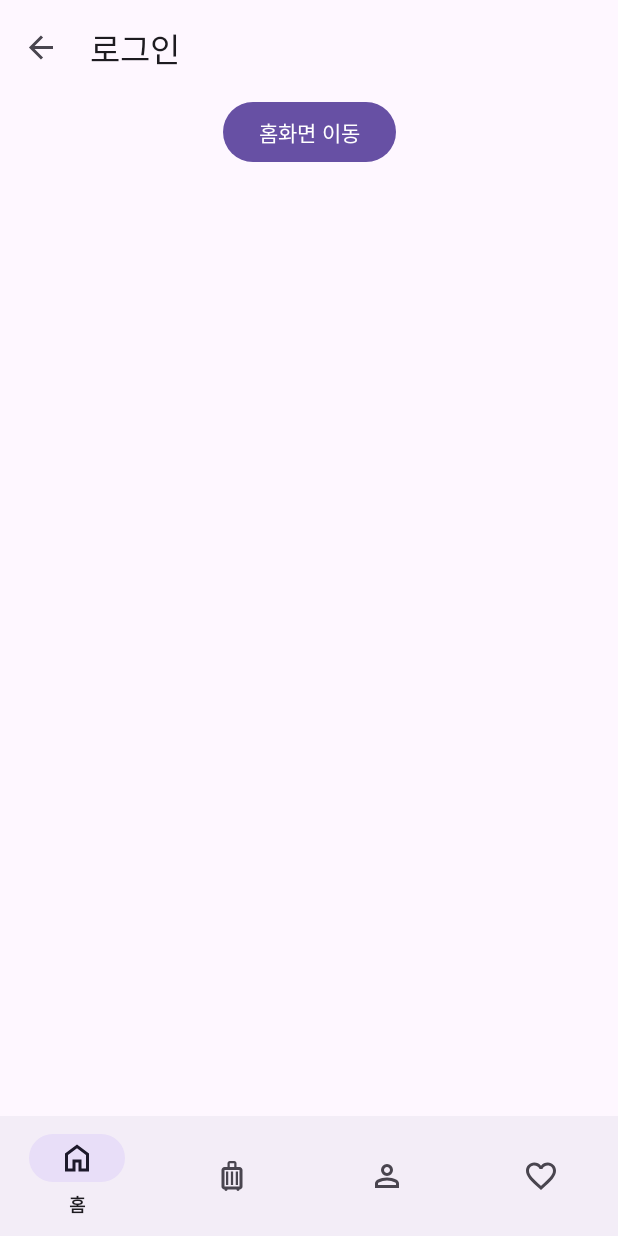
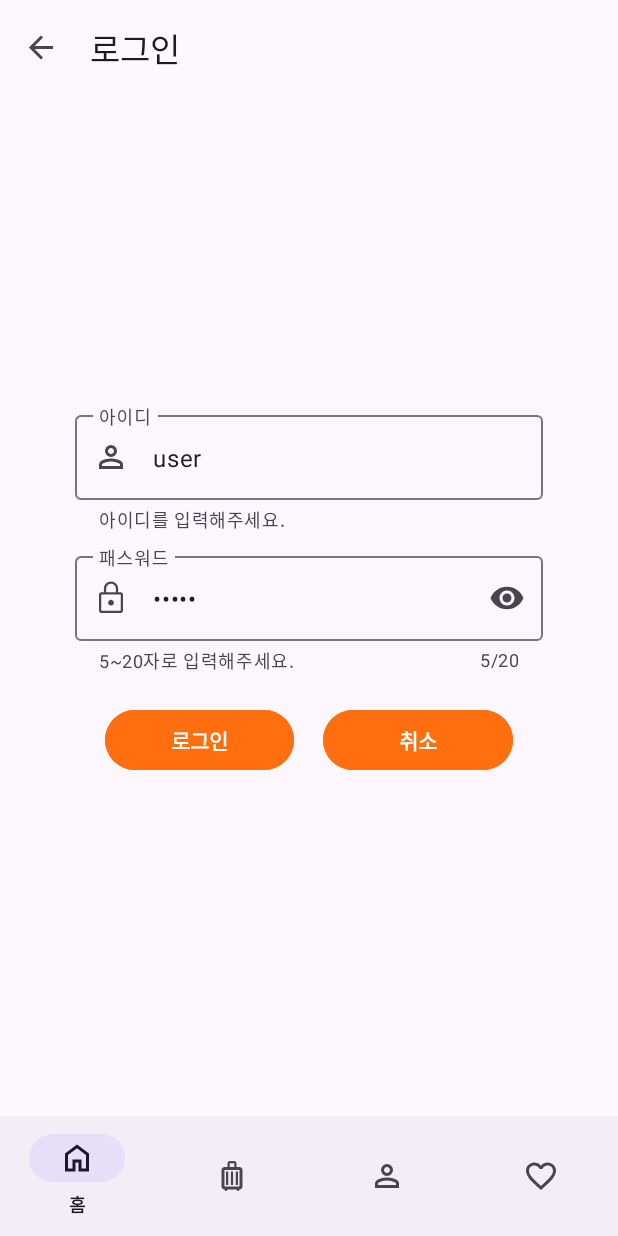
Before and after one commit to decagramaton/SecondMiniProject, an Android app: the screen it shows after launch (MainActivity), after a tap on "로그인", on a phone screen of 412 x 824 dp. Run offline under Robolectric (Android 15) with nearby library versions, the phone set to English and light mode, and no system bars; our stand-ins replace navigation-ui.

Commit message:
[Feat] 로그인 정적 페이지 구현 및 로그인 상태에 따라 Home Appbar icon 변경

```diff
--- a/app/build.gradle.kts
+++ b/app/build.gradle.kts
@@ -44,6 +44,10 @@ dependencies {
     implementation("androidx.navigation:navigation-fragment:2.6.0")
     implementation("androidx.navigation:navigation-ui:2.6.0")
 
+    implementation("com.squareup.retrofit2:retrofit:2.9.0")
+    implementation("com.squareup.retrofit2:converter-gson:2.9.0")
+    implementation("com.github.bumptech.glide:glide:4.16.0")
+
     modules {
         module("org.jetbrains.kotlin:kotlin-stdlib-jdk7") {
             replacedBy("org.jetbrains.kotlin:kotlin-stdlib", "kotlin-stdlib-jdk7 is now part of kotlin-stdlib")
--- /dev/null
+++ b/app/src/main/java/com/example/secondminiproject/datastore/AppKeyValueStore.java
@@ -0,0 +1,34 @@
+package com.example.secondminiproject.datastore;
+
+import android.app.Activity;
+import android.content.Context;
+import android.content.SharedPreferences;
+
+public class AppKeyValueStore {
+    private static SharedPreferences sharedPreferences;
+
+    private static SharedPreferences getSharedPreferences(Context context) {
+        if(sharedPreferences == null) {
+            sharedPreferences = context.getSharedPreferences("settings", Activity.MODE_PRIVATE);
+        }
+        return sharedPreferences;
+    }
+
+    public static void put(Context context, String key, String value) {
+        getSharedPreferences(context)
+                .edit()
+                .putString(key, value)
+                .apply();
+    }
+
+    public static String getValue(Context context, String key) {
+        return getSharedPreferences(context).getString(key, null);
+    }
+
+    public static void remove(Context context, String key) {
+        getSharedPreferences(context)
+                .edit()
+                .remove(key)
+                .apply();
+    }
+}
--- a/app/src/main/java/com/example/secondminiproject/ui/HomeFragment.java
+++ b/app/src/main/java/com/example/secondminiproject/ui/HomeFragment.java
@@ -17,12 +17,10 @@ import android.view.MenuItem;
 import android.view.View;
 import android.view.ViewGroup;
 
-import com.example.secondminiproject.MainActivity;
 import com.example.secondminiproject.R;
-import com.example.secondminiproject.databinding.ActivityMainBinding;
 import com.example.secondminiproject.databinding.FragmentHomeBinding;
+import com.example.secondminiproject.datastore.AppKeyValueStore;
 import com.example.secondminiproject.dto.Product;
-import com.example.secondminiproject.recyclerview.ProductAdapter;
 
 import java.util.Random;
 
@@ -52,6 +50,19 @@ public class HomeFragment extends Fragment {
             public void onCreateMenu(@NonNull Menu menu, @NonNull MenuInflater menuInflater) {
                 // Step1. Menu Layout 인플레이션화.
                 menuInflater.inflate(R.menu.home_head_menu, menu);
+
+                String mid = AppKeyValueStore.getValue(getContext(), "mid");
+                if(mid == null) {
+                    menu.findItem(R.id.item_home_login).setVisible(true);
+                    menu.findItem(R.id.item_home_logout).setVisible(false);
+                    menu.findItem(R.id.item_home_my_page).setVisible(false);
+                } else {
+                    menu.findItem(R.id.item_home_login).setVisible(false);
+                    menu.findItem(R.id.item_home_logout).setVisible(true);
+                    menu.findItem(R.id.item_home_my_page).setVisible(true);
+                }
+
+
             }
 
             @Override
@@ -63,8 +74,10 @@ public class HomeFragment extends Fragment {
                 } else if (menuItem.getItemId() == R.id.item_home_login) {
                     navController.navigate(R.id.action_dest_home_to_dest_login);
                     return true;
-                } else if (menuItem.getItemId() == R.id.item_home_product_list) {
-                    navController.navigate(R.id.action_dest_home_to_dest_product_list);
+                } else if (menuItem.getItemId() == R.id.item_home_logout) {
+                    AppKeyValueStore.remove(getContext(), "mid");
+                    AppKeyValueStore.remove(getContext(), "mpassword");
+                    getActivity().invalidateMenu();
                     return true;
                 } else if (menuItem.getItemId() == R.id.item_home_my_page) {
                     navController.navigate(R.id.action_dest_home_to_dest_my_page);
--- a/app/src/main/java/com/example/secondminiproject/ui/LoginFragment.java
+++ b/app/src/main/java/com/example/secondminiproject/ui/LoginFragment.java
@@ -13,6 +13,7 @@ import android.view.ViewGroup;
 import com.example.secondminiproject.R;
 import com.example.secondminiproject.databinding.FragmentHomeBinding;
 import com.example.secondminiproject.databinding.FragmentLoginBinding;
+import com.example.secondminiproject.datastore.AppKeyValueStore;
 
 public class LoginFragment extends Fragment {
 
@@ -24,13 +25,25 @@ public class LoginFragment extends Fragment {
         binding = FragmentLoginBinding.inflate(getLayoutInflater());
         navController = NavHostFragment.findNavController(this);
 
-        initBtnHome();
+        initBtnLogin();
+        initBtnCancel();
 
         return binding.getRoot();
     }
 
-    private void initBtnHome() {
-        binding.btnLoginHome.setOnClickListener(v->{
+    private void initBtnLogin() {
+        binding.btnLogin.setOnClickListener(v->{
+            // 정적 페이시 개발 시, 로그인 성공 시나리오로 구현한 코드
+            // DB 연결 시 변경 필요
+            AppKeyValueStore.put(getContext(), "mid", "user");
+            AppKeyValueStore.put(getContext(), "mpassword", "12345");
+
+            navController.popBackStack();
+        });
+    }
+
+    private void initBtnCancel() {
+        binding.btnCancel.setOnClickListener(v->{
             navController.popBackStack();
         });
     }
--- a/app/src/main/java/com/example/secondminiproject/recyclerview/ProductAdapter.java
+++ b/app/src/main/java/com/example/secondminiproject/ui/ProductAdapter.java
@@ -1,4 +1,4 @@
-package com.example.secondminiproject.recyclerview;
+package com.example.secondminiproject.ui;
 
 import android.view.LayoutInflater;
 import android.view.View;
--- a/app/src/main/java/com/example/secondminiproject/recyclerview/ProductViewHolder.java
+++ b/app/src/main/java/com/example/secondminiproject/ui/ProductViewHolder.java
@@ -1,4 +1,4 @@
-package com.example.secondminiproject.recyclerview;
+package com.example.secondminiproject.ui;
 
 import android.view.View;
 import android.widget.ImageView;
--- /dev/null
+++ b/app/src/main/res/drawable/ic_lock_24dp.xml
@@ -0,0 +1,10 @@
+<vector xmlns:android="http://schemas.android.com/apk/res/android"
+    android:width="24dp"
+    android:height="24dp"
+    android:viewportWidth="960"
+    android:viewportHeight="960"
+    android:tint="?attr/colorControlNormal">
+  <path
+      android:fillColor="@android:color/white"
+      android:pathData="M220,880Q195.25,880 177.63,862.38Q160,844.75 160,820L160,386Q160,361.25 177.63,343.63Q195.25,326 220,326L290,326L290,230Q290,151.15 345.61,95.58Q401.21,40 480.11,40Q559,40 614.5,95.58Q670,151.15 670,230L670,326L740,326Q764.75,326 782.38,343.63Q800,361.25 800,386L800,820Q800,844.75 782.38,862.38Q764.75,880 740,880L220,880ZM220,820L740,820Q740,820 740,820Q740,820 740,820L740,386Q740,386 740,386Q740,386 740,386L220,386Q220,386 220,386Q220,386 220,386L220,820Q220,820 220,820Q220,820 220,820ZM480.17,680Q512,680 534.5,657.97Q557,635.94 557,605Q557,575 534.33,550.5Q511.66,526 479.83,526Q448,526 425.5,550.5Q403,575 403,605.5Q403,636 425.67,658Q448.34,680 480.17,680ZM350,326L610,326L610,230Q610,175.83 572.12,137.92Q534.23,100 480.12,100Q426,100 388,137.92Q350,175.83 350,230L350,326ZM220,820Q220,820 220,820Q220,820 220,820L220,386Q220,386 220,386Q220,386 220,386L220,386Q220,386 220,386Q220,386 220,386L220,820Q220,820 220,820Q220,820 220,820L220,820Z"/>
+</vector>
--- /dev/null
+++ b/app/src/main/res/drawable/ic_logout_24dp.xml
@@ -0,0 +1,11 @@
+<vector xmlns:android="http://schemas.android.com/apk/res/android"
+    android:width="24dp"
+    android:height="24dp"
+    android:viewportWidth="960"
+    android:viewportHeight="960"
+    android:tint="?attr/colorControlNormal"
+    android:autoMirrored="true">
+  <path
+      android:fillColor="@android:color/white"
+      android:pathData="M180,840Q156,840 138,822Q120,804 120,780L120,180Q120,156 138,138Q156,120 180,120L479,120L479,180L180,180Q180,180 180,180Q180,180 180,180L180,780Q180,780 180,780Q180,780 180,780L479,780L479,840L180,840ZM666,655L623,612L725,510L360,510L360,450L723,450L621,348L664,305L840,481L666,655Z"/>
+</vector>
--- a/app/src/main/res/layout/fragment_login.xml
+++ b/app/src/main/res/layout/fragment_login.xml
@@ -6,12 +6,88 @@
     android:layout_height="match_parent"
     tools:context=".ui.LoginFragment">
 
-    <Button
-        android:id="@+id/btn_login_home"
-        android:layout_width="wrap_content"
+    <LinearLayout
+        android:layout_width="match_parent"
         android:layout_height="wrap_content"
-        android:text="홈화면 이동"
+        android:layout_margin="50dp"
+        android:orientation="vertical"
+        app:layout_constraintBottom_toBottomOf="parent"
         app:layout_constraintEnd_toEndOf="parent"
         app:layout_constraintStart_toStartOf="parent"
-        tools:layout_editor_absoluteY="100dp" />
+        app:layout_constraintTop_toTopOf="parent">
+
+        <com.google.android.material.textfield.TextInputLayout
+            android:id="@+id/midLayout"
+            android:layout_width="match_parent"
+            android:layout_height="wrap_content"
+            android:hint="아이디"
+            app:endIconMode="clear_text"
+            app:errorEnabled="true"
+            app:helperText="아이디를 입력해주세요."
+            app:helperTextEnabled="true"
+            app:startIconDrawable="@drawable/ic_person_24dp">
+
+            <com.google.android.material.textfield.TextInputEditText
+                android:id="@+id/mid"
+                android:layout_width="match_parent"
+                android:layout_height="wrap_content"
+                android:imeOptions="actionSearch"
+                android:inputType="textEmailAddress"
+                android:text="user" />
+        </com.google.android.material.textfield.TextInputLayout>
+
+        <com.google.android.material.textfield.TextInputLayout
+            android:id="@+id/mpasswordLayout"
+            android:layout_width="match_parent"
+            android:layout_height="wrap_content"
+            android:layout_marginTop="10dp"
+            android:hint="패스워드"
+            app:counterEnabled="true"
+            app:counterMaxLength="20"
+            app:endIconMode="password_toggle"
+            app:errorEnabled="true"
+            app:helperText="5~20자로 입력해주세요."
+            app:helperTextEnabled="true"
+            app:startIconDrawable="@drawable/ic_lock_24dp">
+
+            <com.google.android.material.textfield.TextInputEditText
+                android:id="@+id/mpassword"
+                android:layout_width="match_parent"
+                android:layout_height="wrap_content"
+                android:inputType="textPassword"
+                android:maxLength="20"
+                android:text="12345" />
+        </com.google.android.material.textfield.TextInputLayout>
+
+        <LinearLayout
+            android:layout_width="match_parent"
+            android:layout_height="match_parent"
+            android:orientation="horizontal"
+            android:padding="20dp">
+
+            <Button
+                android:id="@+id/btnLogin"
+                android:layout_width="wrap_content"
+                android:layout_height="wrap_content"
+                android:layout_weight="2"
+                android:backgroundTint="#FF6F0F"
+                android:textStyle="bold"
+                android:text="로그인" />
+
+            <Space
+                android:layout_width="wrap_content"
+                android:layout_height="wrap_content"
+                android:layout_weight="1" />
+
+            <Button
+                android:id="@+id/btnCancel"
+                android:layout_width="wrap_content"
+                android:layout_height="wrap_content"
+                android:layout_weight="2"
+                android:backgroundTint="#FF6F0F"
+                android:textStyle="bold"
+                android:text="취소" />
+        </LinearLayout>
+    </LinearLayout>
+
 </androidx.constraintlayout.widget.ConstraintLayout>
--- a/app/src/main/res/menu/home_head_menu.xml
+++ b/app/src/main/res/menu/home_head_menu.xml
@@ -13,10 +13,10 @@
         android:icon="@drawable/ic_login_24dp"
         android:title="로그인" />
     <item
-        android:id="@+id/item_home_product_list"
+        android:id="@+id/item_home_logout"
         app:showAsAction="always"
-        android:icon="@drawable/ic_product_list_24dp"
-        android:title="상품 목록" />
+        android:icon="@drawable/ic_logout_24dp"
+        android:title="로그아웃" />
     <item
         android:id="@+id/item_home_my_page"
         app:showAsAction="always"
```
